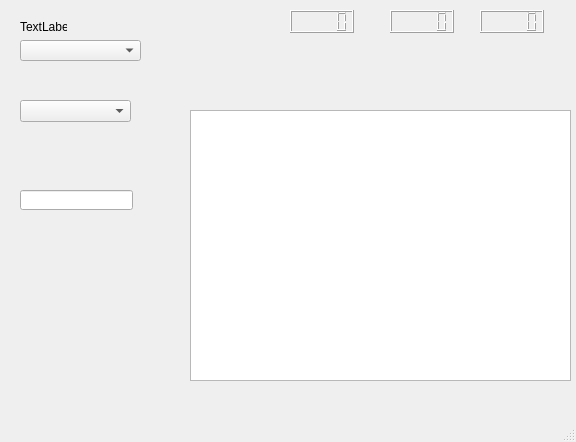
The window that mainwindow.ui (ironiron/PMS7003reader) describes before a commit, drawn with Qt 5.
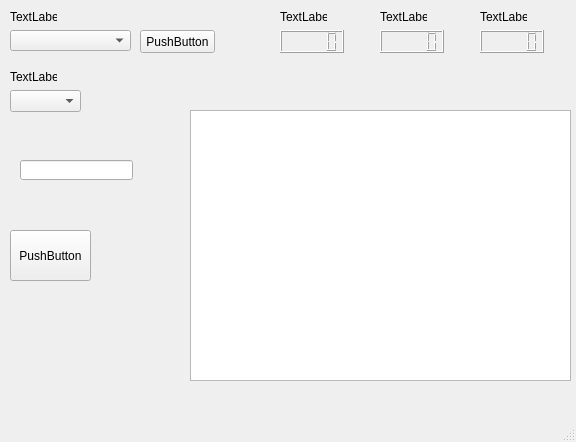
The same window after the commit.

Commit message: Added COM port selection feature

```diff
--- a/mainwindow.ui
+++ b/mainwindow.ui
@@ -27,8 +27,8 @@
    <widget class="QComboBox" name="comboBox">
     <property name="geometry">
      <rect>
-      <x>20</x>
-      <y>40</y>
+      <x>10</x>
+      <y>30</y>
       <width>121</width>
       <height>21</height>
      </rect>
@@ -37,9 +37,9 @@
    <widget class="QComboBox" name="comboBox_2">
     <property name="geometry">
      <rect>
-      <x>20</x>
-      <y>100</y>
-      <width>111</width>
+      <x>10</x>
+      <y>90</y>
+      <width>71</width>
       <height>22</height>
      </rect>
     </property>
@@ -48,7 +48,7 @@
     <property name="geometry">
      <rect>
       <x>20</x>
-      <y>190</y>
+      <y>160</y>
       <width>113</width>
       <height>20</height>
      </rect>
@@ -57,8 +57,8 @@
    <widget class="QLCDNumber" name="lcdNumber">
     <property name="geometry">
      <rect>
-      <x>290</x>
-      <y>10</y>
+      <x>280</x>
+      <y>30</y>
       <width>64</width>
       <height>23</height>
      </rect>
@@ -67,8 +67,8 @@
    <widget class="QLCDNumber" name="lcdNumber_2">
     <property name="geometry">
      <rect>
-      <x>390</x>
-      <y>10</y>
+      <x>380</x>
+      <y>30</y>
       <width>64</width>
       <height>23</height>
      </rect>
@@ -78,7 +78,7 @@
     <property name="geometry">
      <rect>
       <x>480</x>
-      <y>10</y>
+      <y>30</y>
       <width>64</width>
       <height>23</height>
      </rect>
@@ -87,8 +87,8 @@
    <widget class="QLabel" name="COMselection">
     <property name="geometry">
      <rect>
-      <x>20</x>
-      <y>20</y>
+      <x>10</x>
+      <y>10</y>
       <width>47</width>
       <height>13</height>
      </rect>
@@ -97,6 +97,84 @@
      <string>TextLabel</string>
     </property>
    </widget>
+   <widget class="QLabel" name="TimeInterval">
+    <property name="geometry">
+     <rect>
+      <x>10</x>
+      <y>70</y>
+      <width>47</width>
+      <height>13</height>
+     </rect>
+    </property>
+    <property name="text">
+     <string>TextLabel</string>
+    </property>
+   </widget>
+   <widget class="QPushButton" name="Refresh">
+    <property name="geometry">
+     <rect>
+      <x>140</x>
+      <y>30</y>
+      <width>75</width>
+      <height>23</height>
+     </rect>
+    </property>
+    <property name="text">
+     <string>PushButton</string>
+    </property>
+   </widget>
+   <widget class="QLabel" name="PM_1Label">
+    <property name="geometry">
+     <rect>
+      <x>280</x>
+      <y>10</y>
+      <width>47</width>
+      <height>13</height>
+     </rect>
+    </property>
+    <property name="text">
+     <string>TextLabel</string>
+    </property>
+   </widget>
+   <widget class="QLabel" name="PM_2_5Label">
+    <property name="geometry">
+     <rect>
+      <x>380</x>
+      <y>10</y>
+      <width>47</width>
+      <height>13</height>
+     </rect>
+    </property>
+    <property name="text">
+     <string>TextLabel</string>
+    </property>
+   </widget>
+   <widget class="QLabel" name="PM_10Label">
+    <property name="geometry">
+     <rect>
+      <x>480</x>
+      <y>10</y>
+      <width>47</width>
+      <height>13</height>
+     </rect>
+    </property>
+    <property name="text">
+     <string>TextLabel</string>
+    </property>
+   </widget>
+   <widget class="QPushButton" name="StartStop">
+    <property name="geometry">
+     <rect>
+      <x>10</x>
+      <y>230</y>
+      <width>81</width>
+      <height>51</height>
+     </rect>
+    </property>
+    <property name="text">
+     <string>PushButton</string>
+    </property>
+   </widget>
   </widget>
   <widget class="QStatusBar" name="statusBar"/>
  </widget>
```
Left out of the diff: 10 changed lines with no effect on the pictures. The commit also changes 2 other files.
